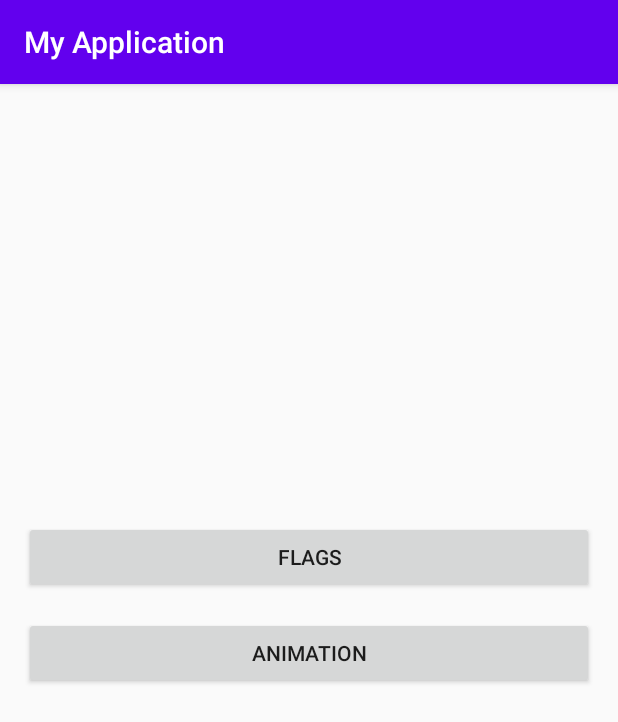
After one commit to Dmitry-Zv/My-application, an Android app: the Homework2 screen opened directly, with no data from a screen before it, on a phone screen of 412 x 824 dp. The commit adds this screen. Shown: the top 722 px of the screen. Run offline under Robolectric (Android 15) with nearby library versions, the phone set to English and light mode, and no system bars.

Commit message:
Add layout hm2 and create 2 listeners

```diff
--- a/app/src/main/AndroidManifest.xml
+++ b/app/src/main/AndroidManifest.xml
@@ -1,7 +1,8 @@
 <?xml version="1.0" encoding="utf-8"?>
 <manifest xmlns:android="http://schemas.android.com/apk/res/android"
     package="by.zharikov.myapplication">
-    <uses-permission android:name="android.permission.INTERNET"/>
+
+    <uses-permission android:name="android.permission.INTERNET" />
 
     <application
         android:allowBackup="true"
@@ -10,7 +11,8 @@
         android:roundIcon="@mipmap/ic_launcher_round"
         android:supportsRtl="true"
         android:theme="@style/AppTheme">
-        <activity android:name=".Homework1"></activity>
+        <activity android:name=".homework2.Homework2"></activity>
+        <activity android:name=".Homework1" />
         <activity android:name=".MainActivity">
             <intent-filter>
                 <action android:name="android.intent.action.MAIN" />
--- a/app/src/main/java/by/zharikov/myapplication/MainActivity.kt
+++ b/app/src/main/java/by/zharikov/myapplication/MainActivity.kt
@@ -3,6 +3,7 @@ package by.zharikov.myapplication
 import android.content.Intent
 import androidx.appcompat.app.AppCompatActivity
 import android.os.Bundle
+import by.zharikov.myapplication.homework2.Homework2
 import kotlinx.android.synthetic.main.activity_main.*
 
 class MainActivity : AppCompatActivity() {
@@ -13,5 +14,9 @@ class MainActivity : AppCompatActivity() {
             val intent = Intent(this, Homework1::class.java)
             startActivity(intent)
         }
+        button2.setOnClickListener {
+            val intent = Intent(this, Homework2::class.java )
+            startActivity(intent)
+        }
     }
 }
--- /dev/null
+++ b/app/src/main/java/by/zharikov/myapplication/homework2/Homework2.kt
@@ -0,0 +1,12 @@
+package by.zharikov.myapplication.homework2
+
+import androidx.appcompat.app.AppCompatActivity
+import android.os.Bundle
+import by.zharikov.myapplication.R
+
+class Homework2 : AppCompatActivity() {
+    override fun onCreate(savedInstanceState: Bundle?) {
+        super.onCreate(savedInstanceState)
+        setContentView(R.layout.activity_homework2)
+    }
+}
--- /dev/null
+++ b/app/src/main/res/layout/activity_homework2.xml
@@ -0,0 +1,29 @@
+<?xml version="1.0" encoding="utf-8"?>
+<androidx.constraintlayout.widget.ConstraintLayout xmlns:android="http://schemas.android.com/apk/res/android"
+    xmlns:app="http://schemas.android.com/apk/res-auto"
+    xmlns:tools="http://schemas.android.com/tools"
+    android:layout_width="match_parent"
+    android:layout_height="match_parent"
+    tools:context=".homework2.Homework2">
+
+    <Button
+        android:id="@+id/buttonFlag"
+        android:layout_width="match_parent"
+        android:layout_height="wrap_content"
+        android:layout_margin="16dp"
+        android:text="@string/flags"
+        app:layout_constraintBottom_toBottomOf="parent"
+        app:layout_constraintTop_toTopOf="parent"
+        app:layout_constraintVertical_bias="0.4"
+        tools:layout_editor_absoluteX="16dp" />
+
+    <Button
+        android:id="@+id/buttonAnimation"
+        android:layout_width="match_parent"
+        android:layout_height="wrap_content"
+        android:layout_margin="16dp"
+        android:text="@string/animation"
+        app:layout_constraintTop_toBottomOf="@+id/buttonFlag"
+        tools:layout_editor_absoluteX="16dp" />
+
+</androidx.constraintlayout.widget.ConstraintLayout>
--- a/app/src/main/res/values/strings.xml
+++ b/app/src/main/res/values/strings.xml
@@ -5,4 +5,6 @@
     <string name="homework3">Homework 3</string>
     <string name="enter_url">Please enter image url</string>
     <string name="buttonLoad">Load image</string>
+    <string name="flags">Flags</string>
+    <string name="animation">Animation</string>
 </resources>
```
